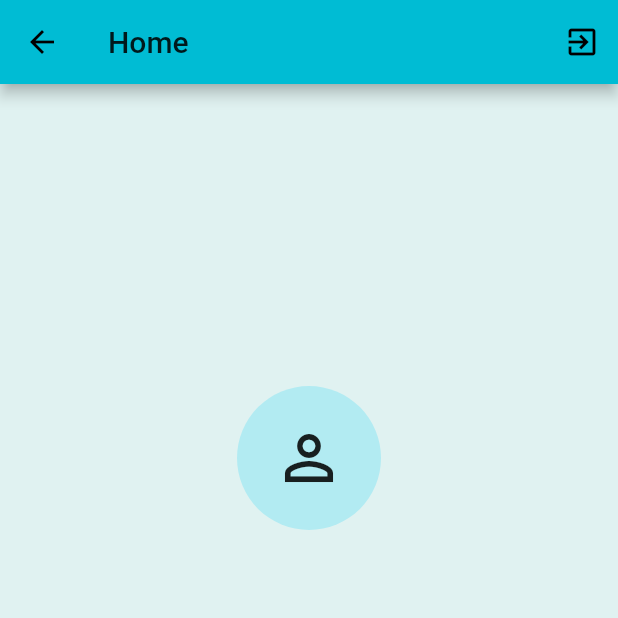
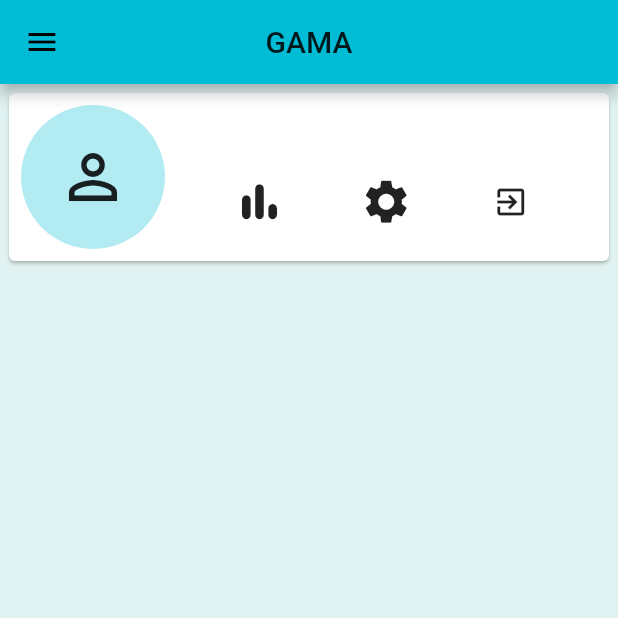
Before and after one commit to Apostoled/GAMA, a Flutter app: the HomePage screen opened directly, on a phone screen of 412 x 824 dp, the top half of it. Run offline on Flutter 3.47's test engine with Material 2 defaults, Android fonts, the phone set to English and light mode, and no system bars; drawn by our look-alikes of flutter_advanced_drawer; our stand-ins replace bloc, equatable, firebase_auth, firebase_core, flutter_bloc, font_awesome_flutter and 3 more; missing offline and left inert: pedantic; accounts and stored records are empty.

Commit message:
Advanced_drawer_completed

```diff
--- a/lib/home/view/home_page.dart
+++ b/lib/home/view/home_page.dart
@@ -2,42 +2,178 @@ import 'package:flutter/material.dart';
 import 'package:flutter_bloc/flutter_bloc.dart';
 import 'package:gama_app/authentication/authentication.dart';
 import 'package:gama_app/home/home.dart';
+import 'package:flutter_advanced_drawer/flutter_advanced_drawer.dart';
 
-class HomePage extends StatelessWidget {
+class HomePage extends StatefulWidget {
   static Route route() {
     return MaterialPageRoute<void>(builder: (_) => HomePage());
   }
 
   @override
+  _HomePageState createState() => _HomePageState();
+}
+
+class _HomePageState extends State<HomePage> {
+  final _advancedDrawerController = AdvancedDrawerController();
+
+  @override
   Widget build(BuildContext context) {
     final textTheme = Theme.of(context).textTheme;
     final user = context.select((AuthenticationBloc bloc) => bloc.state.user);
-    return Scaffold(
+
+    AdvancedDrawer(
+      backdropColor: Colors.blueGrey,
+      controller: _advancedDrawerController,
+      child: SizedBox(),
+      drawer: SizedBox(),
+    );
+
+    return AdvancedDrawer(
+      backdropColor: Colors.blueGrey,
+      controller: _advancedDrawerController,
+      child: Scaffold(
         appBar: AppBar(
-        title: const Text('Home'),
-        actions: <Widget>[
+          title: const Text('GAMA'),
+          centerTitle: true,
+          leading: IconButton(
+            onPressed: _handleMenuButtonPressed,
+            icon: ValueListenableBuilder<AdvancedDrawerValue>(
+              valueListenable: _advancedDrawerController,
+              builder: (context, value, child) {
+                return Icon(
+                  value.visible ? Icons.clear : Icons.menu,
+                );
+              },
+            ),
+          ),
+        ),
+        body: Padding(
+          padding: const EdgeInsets.all(2),
+          child: Card(
+            child: Padding(
+              padding: const EdgeInsets.all(8),
+              child: Row(
+                mainAxisSize: MainAxisSize.max,
+                children: <Widget>[
+                  Avatar(
+                    photo: user.photo,
+                  ),
+                  const SizedBox(width: 4),
+                  Expanded(
+                    child: Column(
+                      mainAxisSize: MainAxisSize.min,
+                      mainAxisAlignment: MainAxisAlignment.center,
+                      children: <Widget>[
+                        Text(
+                          user.name ?? '',
+                          style: textTheme.headline5,
+                        ),
+                        Row(
+                          mainAxisSize: MainAxisSize.max,
+                          mainAxisAlignment: MainAxisAlignment.spaceEvenly,
+                          children: <Widget>[
                             IconButton(
-            key: const Key('homePage_logout_iconbutton'),
+                              key: const Key('homePage_stats_iconbutton'),
+                              icon: const Icon(Icons.bar_chart_rounded),
+                              iconSize: 35,
+                              onPressed: () => {},
+                            ),
+                            IconButton(
+                              key: const Key('homePage_settings_iconbutton'),
+                              icon: const Icon(Icons.settings),
+                              iconSize: 35,
+                              onPressed: () => {},
+                            ),
+                            IconButton(
+                              key: const Key('homePage_logout_iconButton'),
                               icon: const Icon(Icons.exit_to_app),
                               onPressed: () => context
                                   .read<AuthenticationBloc>()
                                   .add(AuthenticationLogoutRequested()),
+                            ),
+                          ],
+                        ),
+                      ],
+                    ),
                   )
                 ],
               ),
-      body: Align(
-        alignment: const Alignment(0, -1 / 3),
+            ),
+          ),
+        ),
+      ),
+      drawer: SafeArea(
+        child: Container(
+          child: ListTileTheme(
+            textColor: Colors.white,
+            iconColor: Colors.white,
             child: Column(
-          mainAxisSize: MainAxisSize.min,
-          children: <Widget>[
-            Avatar(photo: user.photo),
-            const SizedBox(height: 4.0),
-            Text(user.email, style: textTheme.headline6),
-            const SizedBox(height: 4.0),
-            Text(user.name ?? '', style: textTheme.headline5),
+              mainAxisSize: MainAxisSize.max,
+              children: [
+                Container(
+                  width: 128.0,
+                  height: 128.0,
+                  margin: const EdgeInsets.only(
+                    top: 24.0,
+                  ),
+                  clipBehavior: Clip.antiAlias,
+                  decoration: BoxDecoration(
+                    color: Colors.black26,
+                    shape: BoxShape.circle,
+                  ),
+                  child: Avatar(
+                    photo: user.photo,
+                  ),
+                ),
+                const SizedBox(height: 2),
+                Text(
+                  user.name ?? '',
+                  style: textTheme.headline5,
+                ),
+                ListTile(
+                  key: const Key('HomePage_profile_drawerItem'),
+                  onTap: () {},
+                  leading: Icon(Icons.account_circle_rounded),
+                  title: Text('Profile'),
+                ),
+                ListTile(
+                  key: const Key('HomePage_Statistics_drawerItem'),
+                  onTap: () {},
+                  leading: Icon(Icons.bar_chart_rounded),
+                  title: Text('Statistics'),
+                ),
+                ListTile(
+                  key: const Key('HomePage_LogOut_drawerItem'),
+                  onTap: () => context
+                      .read<AuthenticationBloc>()
+                      .add(AuthenticationLogoutRequested()),
+                  leading: Icon(Icons.logout),
+                  title: Text('LogOut'),
+                ),
+                Spacer(),
+                DefaultTextStyle(
+                  style: TextStyle(
+                    fontSize: 12,
+                    color: Colors.white54,
+                  ),
+                  child: Container(
+                    margin: const EdgeInsets.symmetric(
+                      vertical: 16.0,
+                    ),
+                    child: Text('Terms of Service | Privacy Policy'),
+                  ),
+                ),
               ],
+            ),
+          ),
         ),
       ),
     );
   }
+
+  void _handleMenuButtonPressed() {
+    // NOTICE: Manage Advanced Drawer state through the Controller.
+    // _advancedDrawerController.value = AdvancedDrawerValue.visible();
+    _advancedDrawerController.showDrawer();
   }
+}
--- a/lib/login/view/login_form.dart
+++ b/lib/login/view/login_form.dart
@@ -14,7 +14,8 @@ class LoginForm extends StatelessWidget {
           ScaffoldMessenger.of(context)
             ..hideCurrentSnackBar()
             ..showSnackBar(
-              const SnackBar(content: Text('Ошибка авторизации')),
+              const SnackBar(
+                  content: Center(child: Text('Ошибка авторизации'))),
             );
         }
       },
--- a/lib/login/view/login_page.dart
+++ b/lib/login/view/login_page.dart
@@ -11,7 +11,10 @@ class LoginPage extends StatelessWidget {
   @override
   Widget build(BuildContext context) {
     return Scaffold(
-      appBar: AppBar(title: const Text('Login')),
+      appBar: AppBar(
+        title: const Text('Login'),
+        centerTitle: true,
+      ),
       body: Padding(
         padding: const EdgeInsets.all(8),
         child: BlocProvider(
--- a/lib/sign_up/view/sign_up_form.dart
+++ b/lib/sign_up/view/sign_up_form.dart
@@ -12,7 +12,7 @@ class SignUpForm extends StatelessWidget {
           ScaffoldMessenger.of(context)
             ..hideCurrentSnackBar()
             ..showSnackBar(
-              const SnackBar(content: Text('Sign Up Failure')),
+              const SnackBar(content: Center(child: Text('Sign Up Failure'))),
             );
         }
       },
--- a/lib/sign_up/view/sign_up_page.dart
+++ b/lib/sign_up/view/sign_up_page.dart
@@ -12,7 +12,10 @@ class SignUpPage extends StatelessWidget {
   @override
   Widget build(BuildContext context) {
     return Scaffold(
-      appBar: AppBar(title: const Text('Sign Up')),
+      appBar: AppBar(
+        title: const Text('Sign Up'),
+        centerTitle: true,
+      ),
       body: Padding(
         padding: const EdgeInsets.all(8.0),
         child: BlocProvider<SignUpCubit>(
--- a/pubspec.yaml
+++ b/pubspec.yaml
@@ -38,6 +38,7 @@ dependencies:
   # Use with the CupertinoIcons class for iOS style icons.
   cupertino_icons: ^1.0.2
   cloud_firestore: ^0.14.4
+  flutter_advanced_drawer: ^1.0.0+1
 
 dev_dependencies:
   flutter_test:
```
Also changed, not shown: lib/theme.dart (line endings or trailing spaces), pubspec.lock. Lines whose indentation alone changed are shown as unchanged.
